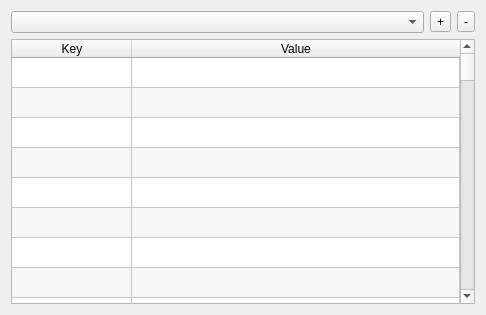
The window that RequestFlowApp/RequestFlow/ui/EnvironmentsWidget.ui (fatehmtd/RequestFlow) describes before a commit, drawn with Qt 5.
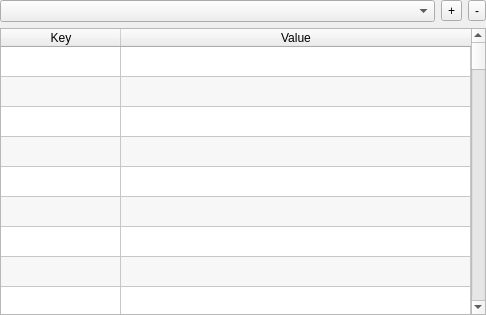
The same window after the commit. Icons and pictures are not drawn.

What changed in the file:
```diff
--- a/RequestFlowApp/RequestFlow/ui/EnvironmentsWidget.ui
+++ b/RequestFlowApp/RequestFlow/ui/EnvironmentsWidget.ui
@@ -20,6 +20,18 @@
    <string>Environments</string>
   </property>
   <layout class="QGridLayout" name="gridLayout">
+   <property name="leftMargin">
+    <number>0</number>
+   </property>
+   <property name="topMargin">
+    <number>0</number>
+   </property>
+   <property name="rightMargin">
+    <number>0</number>
+   </property>
+   <property name="bottomMargin">
+    <number>0</number>
+   </property>
    <item row="0" column="0">
     <widget class="QComboBox" name="comboBox_environments">
      <property name="editable">
```
